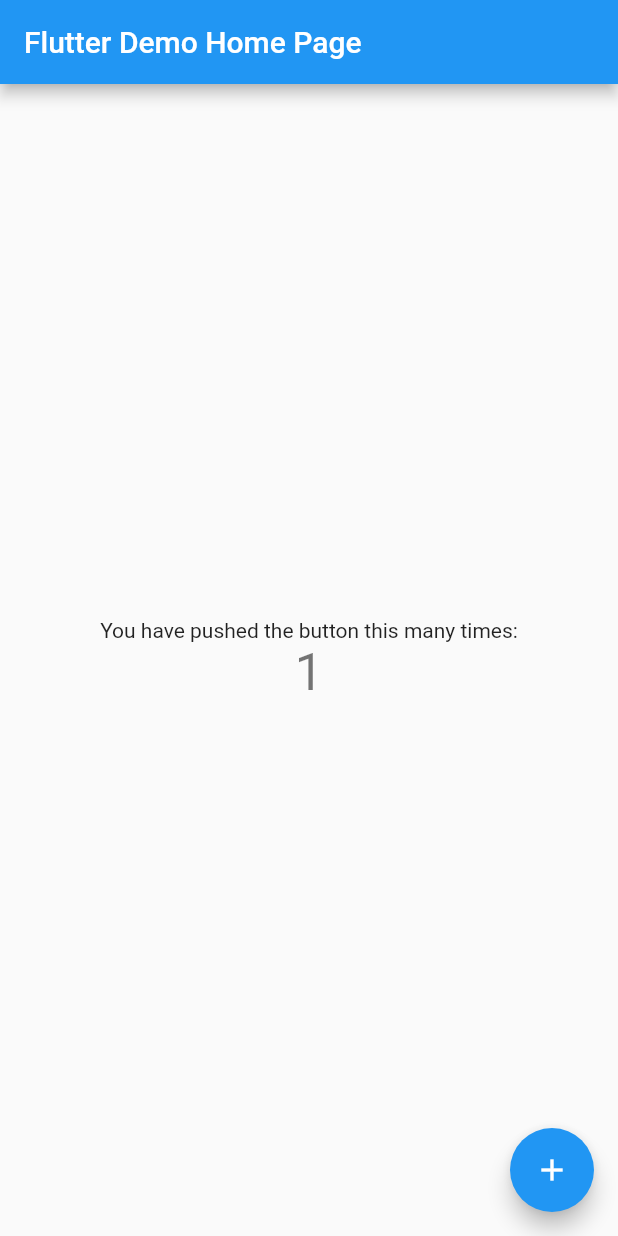
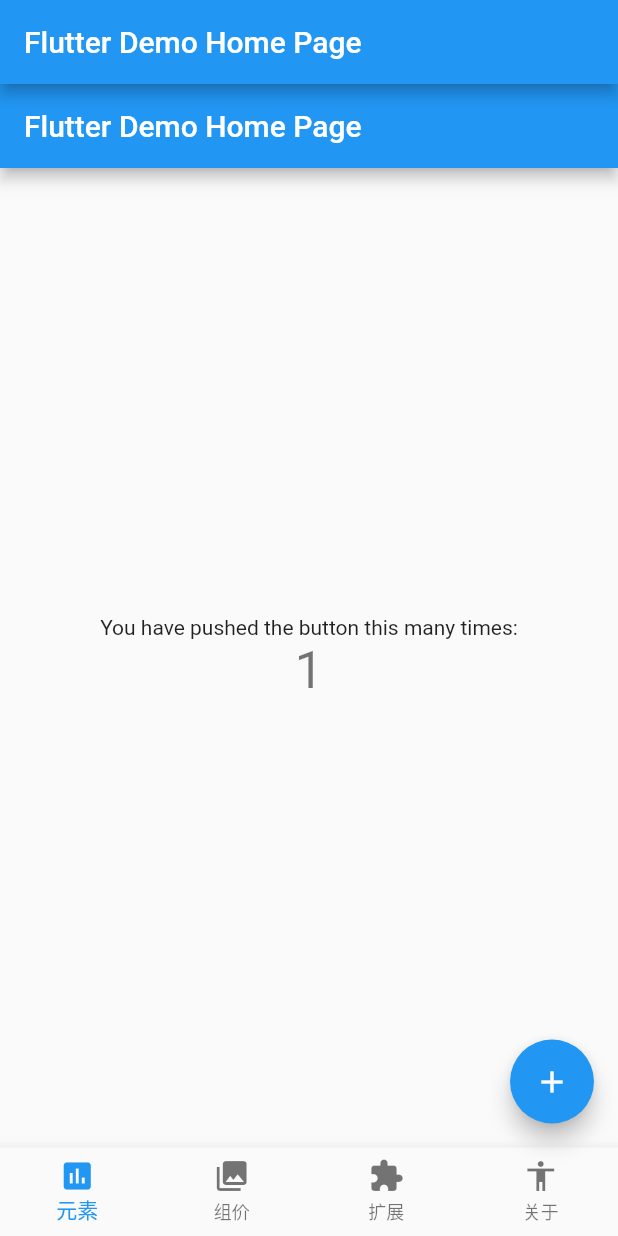
Before and after one commit to liangyuetian/color-ui-fork, a Flutter app: the screen it shows after launch, after a tap on the "add" icon, on a phone screen of 412 x 824 dp. Run offline on Flutter 3.47's test engine with Material 2 defaults, Android fonts, the phone set to English and light mode, and no system bars.

Commit message:
添加bottomBavigationBar

```diff
--- a/lib/main.dart
+++ b/lib/main.dart
@@ -3,21 +3,11 @@ import 'package:flutter/material.dart';
 void main() => runApp(MyApp());
 
 class MyApp extends StatelessWidget {
-  // This widget is the root of your application.
   @override
   Widget build(BuildContext context) {
     return MaterialApp(
       title: 'Flutter Demo',
       theme: ThemeData(
-        // This is the theme of your application.
-        //
-        // Try running your application with "flutter run". You'll see the
-        // application has a blue toolbar. Then, without quitting the app, try
-        // changing the primarySwatch below to Colors.green and then invoke
-        // "hot reload" (press "r" in the console where you ran "flutter run",
-        // or simply save your changes to "hot reload" in a Flutter IDE).
-        // Notice that the counter didn't reset back to zero; the application
-        // is not restarted.
         primarySwatch: Colors.blue,
       ),
       home: MyHomePage(title: 'Flutter Demo Home Page'),
@@ -27,15 +17,6 @@ class MyApp extends StatelessWidget {
 
 class MyHomePage extends StatefulWidget {
   MyHomePage({Key key, this.title}) : super(key: key);
-
-  // This widget is the home page of your application. It is stateful, meaning
-  // that it has a State object (defined below) that contains fields that affect
-  // how it looks.
-
-  // This class is the configuration for the state. It holds the values (in this
-  // case the title) provided by the parent (in this case the App widget) and
-  // used by the build method of the State. Fields in a Widget subclass are
-  // always marked "final".
 
   final String title;
 
@@ -48,47 +29,36 @@ class _MyHomePageState extends State<MyHomePage> {
 
   void _incrementCounter() {
     setState(() {
-      // This call to setState tells the Flutter framework that something has
-      // changed in this State, which causes it to rerun the build method below
-      // so that the display can reflect the updated values. If we changed
-      // _counter without calling setState(), then the build method would not be
-      // called again, and so nothing would appear to happen.
       _counter++;
+    });
+  }
+
+  List<BottomNavigationBarItem> bottomBarItems = [
+    BottomNavigationBarItem(icon: Icon(Icons.insert_chart), title: Text('元素')),
+    BottomNavigationBarItem(icon: Icon(Icons.collections), title: Text('组价')),
+    BottomNavigationBarItem(icon: Icon(Icons.extension), title: Text('扩展')),
+    BottomNavigationBarItem(icon: Icon(Icons.accessibility), title: Text('关于'))
+  ];
+  int _currentIndex = 0;
+
+  void tap(int index) {
+    setState(() {
+      _currentIndex = index;
     });
   }
 
   @override
   Widget build(BuildContext context) {
-    // This method is rerun every time setState is called, for instance as done
-    // by the _incrementCounter method above.
-    //
-    // The Flutter framework has been optimized to make rerunning build methods
-    // fast, so that you can just rebuild anything that needs updating rather
-    // than having to individually change instances of widgets.
     return Scaffold(
       appBar: AppBar(
-        // Here we take the value from the MyHomePage object that was created by
-        // the App.build method, and use it to set our appbar title.
+        title: Text(widget.title),
+      ),
+      body: Scaffold(
+        appBar: AppBar(
           title: Text(widget.title),
         ),
         body: Center(
-        // Center is a layout widget. It takes a single child and positions it
-        // in the middle of the parent.
           child: Column(
-          // Column is also a layout widget. It takes a list of children and
-          // arranges them vertically. By default, it sizes itself to fit its
-          // children horizontally, and tries to be as tall as its parent.
-          //
-          // Invoke "debug painting" (press "p" in the console, choose the
-          // "Toggle Debug Paint" action from the Flutter Inspector in Android
-          // Studio, or the "Toggle Debug Paint" command in Visual Studio Code)
-          // to see the wireframe for each widget.
-          //
-          // Column has various properties to control how it sizes itself and
-          // how it positions its children. Here we use mainAxisAlignment to
-          // center the children vertically; the main axis here is the vertical
-          // axis because Columns are vertical (the cross axis would be
-          // horizontal).
             mainAxisAlignment: MainAxisAlignment.center,
             children: <Widget>[
               Text(
@@ -101,11 +71,19 @@ class _MyHomePageState extends State<MyHomePage> {
             ],
           ),
         ),
+      ),
       floatingActionButton: FloatingActionButton(
         onPressed: _incrementCounter,
         tooltip: 'Increment',
         child: Icon(Icons.add),
-      ), // This trailing comma makes auto-formatting nicer for build methods.
+      ),
+      bottomNavigationBar: BottomNavigationBar(
+        items: bottomBarItems,
+        currentIndex: _currentIndex,
+        onTap: tap,
+        type: BottomNavigationBarType.fixed,
+        fixedColor: Theme.of(context).primaryColor,
+      ),
     );
   }
 }
```
Also changed, not shown: 1 other file. Lines whose indentation alone changed are shown as unchanged.
